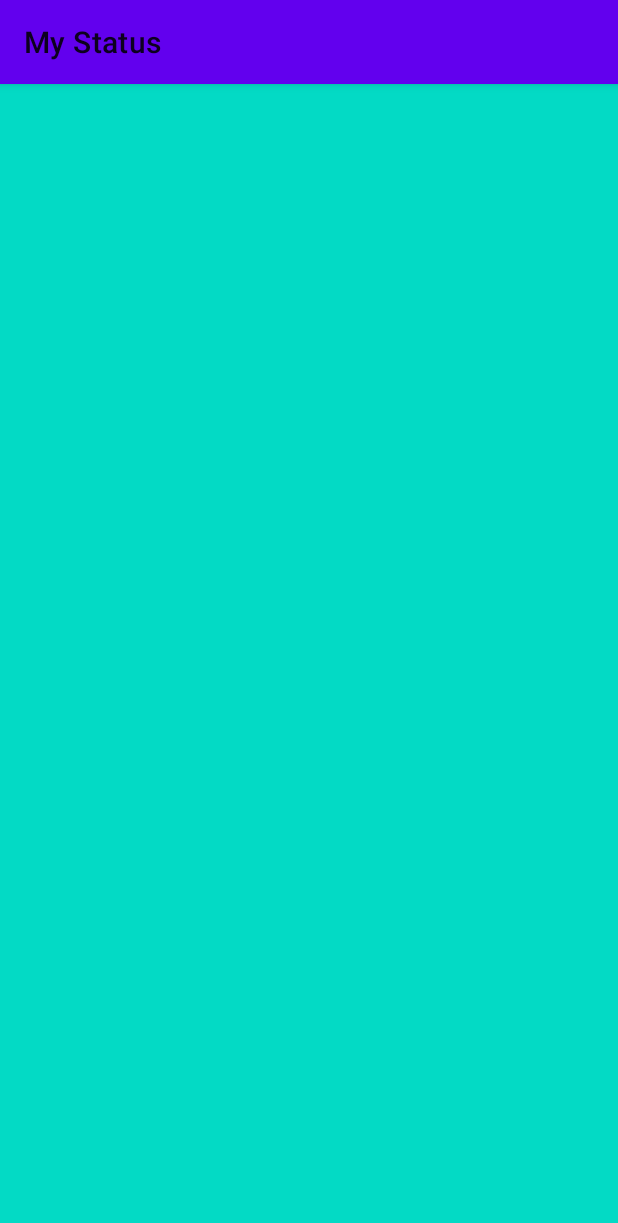
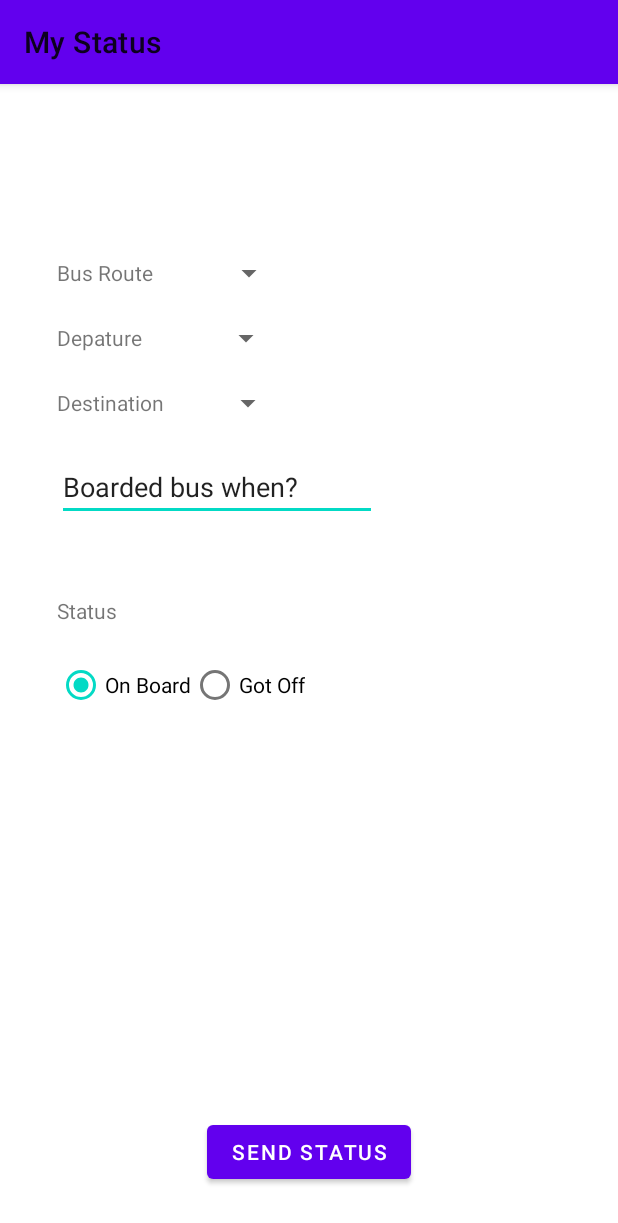
Before and after one commit to olaakintola/WheelSpace, an Android app: the MyStatusActivity screen opened directly, with no data from a screen before it, on a phone screen of 412 x 824 dp. Shown: the top 1223 px of the screen. Run offline under Robolectric (Android 15) with nearby library versions, the phone set to English and light mode, and no system bars.

Commit message:
half way through the My Status Activity

```diff
--- a/app/src/main/res/layout/activity_my_status.xml
+++ b/app/src/main/res/layout/activity_my_status.xml
@@ -4,7 +4,126 @@
     xmlns:tools="http://schemas.android.com/tools"
     android:layout_width="match_parent"
     android:layout_height="match_parent"
-    tools:context=".MyStatusActivity"
-    android:background="@color/teal_200">
+    tools:context=".MyStatusActivity">
 
+    <TextView
+        android:id="@+id/txtRoute"
+        android:layout_width="wrap_content"
+        android:layout_height="wrap_content"
+        android:layout_marginTop="16dp"
+        android:text="Bus Route"
+        app:layout_constraintStart_toStartOf="@+id/guideline"
+        app:layout_constraintTop_toTopOf="@+id/guideline3" />
+
+    <TextView
+        android:id="@+id/txtDepature"
+        android:layout_width="wrap_content"
+        android:layout_height="wrap_content"
+        android:layout_marginTop="24dp"
+        android:text="Depature"
+        app:layout_constraintStart_toStartOf="@+id/guideline"
+        app:layout_constraintTop_toBottomOf="@+id/txtRoute" />
+
+    <TextView
+        android:id="@+id/txtDestination"
+        android:layout_width="wrap_content"
+        android:layout_height="wrap_content"
+        android:layout_marginTop="24dp"
+        android:text="Destination"
+        app:layout_constraintStart_toStartOf="@+id/guideline"
+        app:layout_constraintTop_toBottomOf="@+id/txtDepature" />
+
+    <Spinner
+        android:id="@+id/spinnerRoute"
+        android:layout_width="wrap_content"
+        android:layout_height="wrap_content"
+        android:layout_marginStart="40dp"
+        app:layout_constraintBottom_toBottomOf="@+id/txtRoute"
+        app:layout_constraintStart_toEndOf="@+id/txtRoute"
+        app:layout_constraintTop_toTopOf="@+id/txtRoute" />
+
+    <Spinner
+        android:id="@+id/spinnerDepature"
+        android:layout_width="wrap_content"
+        android:layout_height="wrap_content"
+        android:layout_marginStart="45dp"
+        app:layout_constraintBottom_toBottomOf="@+id/txtDepature"
+        app:layout_constraintStart_toEndOf="@+id/txtDepature"
+        app:layout_constraintTop_toTopOf="@+id/txtDepature" />
+
+    <Spinner
+        android:id="@+id/spinnerDestination"
+        android:layout_width="wrap_content"
+        android:layout_height="wrap_content"
+        android:layout_marginStart="32dp"
+        app:layout_constraintBottom_toBottomOf="@+id/txtDestination"
+        app:layout_constraintStart_toEndOf="@+id/txtDestination"
+        app:layout_constraintTop_toTopOf="@+id/txtDestination" />
+
+    <Button
+        android:id="@+id/btnSend"
+        android:layout_width="wrap_content"
+        android:layout_height="wrap_content"
+        android:layout_marginBottom="32dp"
+        android:text="Send Status"
+        app:layout_constraintBottom_toBottomOf="parent"
+        app:layout_constraintEnd_toEndOf="parent"
+        app:layout_constraintStart_toStartOf="parent" />
+
+    <RadioGroup
+        android:id="@+id/rgStatus"
+        android:layout_width="wrap_content"
+        android:layout_height="wrap_content"
+        android:layout_marginTop="16dp"
+        android:orientation="horizontal"
+        app:layout_constraintStart_toStartOf="@+id/guideline"
+        app:layout_constraintTop_toBottomOf="@+id/txtStatus">
+
+        <RadioButton
+            android:id="@+id/rbOnBoard"
+            android:layout_width="match_parent"
+            android:layout_height="wrap_content"
+            android:checked="true"
+            android:text="On Board" />
+
+        <RadioButton
+            android:id="@+id/rbGotOff"
+            android:layout_width="match_parent"
+            android:layout_height="wrap_content"
+            android:text="Got Off" />
+    </RadioGroup>
+
+    <EditText
+        android:id="@+id/edtTxtTimePicker"
+        android:layout_width="wrap_content"
+        android:layout_height="wrap_content"
+        android:layout_marginTop="24dp"
+        android:ems="10"
+        android:inputType="textPersonName"
+        android:text="Boarded bus when?"
+        app:layout_constraintStart_toStartOf="@+id/guideline"
+        app:layout_constraintTop_toBottomOf="@+id/txtDestination" />
+
+    <TextView
+        android:id="@+id/txtStatus"
+        android:layout_width="wrap_content"
+        android:layout_height="wrap_content"
+        android:layout_marginTop="50dp"
+        android:text="Status"
+        app:layout_constraintStart_toStartOf="@+id/guideline"
+        app:layout_constraintTop_toBottomOf="@+id/edtTxtTimePicker" />
+
+    <androidx.constraintlayout.widget.Guideline
+        android:id="@+id/guideline"
+        android:layout_width="wrap_content"
+        android:layout_height="wrap_content"
+        android:orientation="vertical"
+        app:layout_constraintGuide_begin="38dp" />
+
+    <androidx.constraintlayout.widget.Guideline
+        android:id="@+id/guideline3"
+        android:layout_width="wrap_content"
+        android:layout_height="wrap_content"
+        android:orientation="horizontal"
+        app:layout_constraintGuide_begin="100dp" />
 </androidx.constraintlayout.widget.ConstraintLayout>
```
